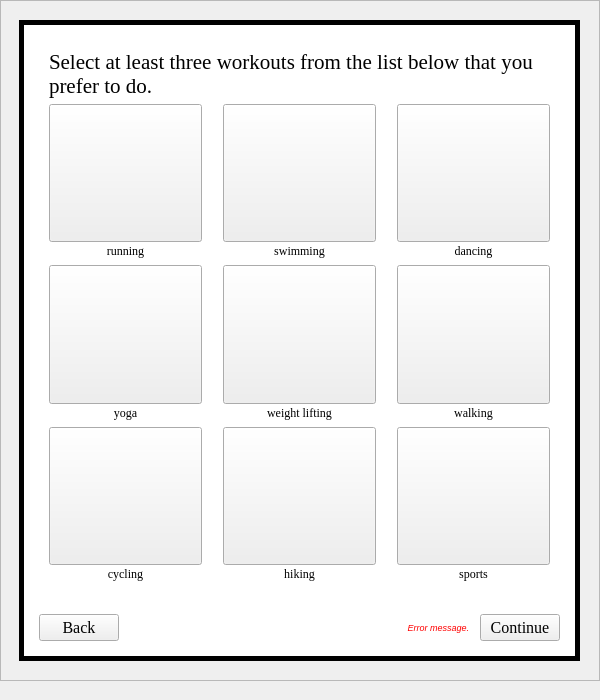
Raam0/ece4574Project, file lssdapplication.ui: the form before one commit.
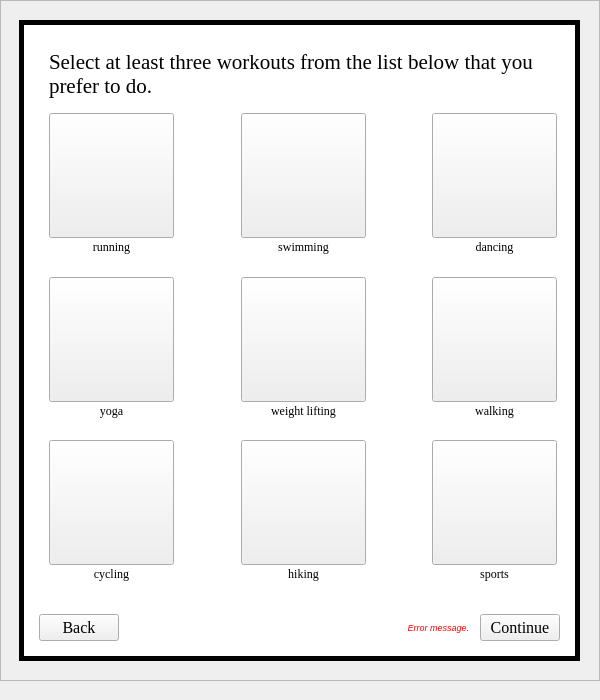
The form after the commit. The open tabs and pages were chosen to show the change.

```diff
--- a/lssdapplication.ui
+++ b/lssdapplication.ui
@@ -1531,11 +1531,14 @@
             <rect>
              <x>10</x>
              <y>10</y>
-             <width>501</width>
+             <width>508</width>
              <height>541</height>
             </rect>
            </property>
            <layout class="QVBoxLayout" name="workoutprefslayout">
+            <property name="spacing">
+             <number>15</number>
+            </property>
             <property name="sizeConstraint">
              <enum>QLayout::SetDefaultConstraint</enum>
             </property>
@@ -1579,7 +1582,7 @@
                  <enum>Qt::Vertical</enum>
                 </property>
                 <property name="sizeType">
-                 <enum>QSizePolicy::Fixed</enum>
+                 <enum>QSizePolicy::MinimumExpanding</enum>
                 </property>
                 <property name="sizeHint" stdset="0">
                  <size>
@@ -1595,7 +1598,7 @@
                  <enum>Qt::Horizontal</enum>
                 </property>
                 <property name="sizeType">
-                 <enum>QSizePolicy::Fixed</enum>
+                 <enum>QSizePolicy::MinimumExpanding</enum>
                 </property>
                 <property name="sizeHint" stdset="0">
                  <size>
@@ -1611,7 +1614,7 @@
                  <enum>Qt::Vertical</enum>
                 </property>
                 <property name="sizeType">
-                 <enum>QSizePolicy::Fixed</enum>
+                 <enum>QSizePolicy::MinimumExpanding</enum>
                 </property>
                 <property name="sizeHint" stdset="0">
                  <size>
@@ -1643,7 +1646,7 @@
                  <enum>Qt::Vertical</enum>
                 </property>
                 <property name="sizeType">
-                 <enum>QSizePolicy::Fixed</enum>
+                 <enum>QSizePolicy::MinimumExpanding</enum>
                 </property>
                 <property name="sizeHint" stdset="0">
                  <size>
@@ -1661,6 +1664,18 @@
                   <verstretch>0</verstretch>
                  </sizepolicy>
                 </property>
+                <property name="minimumSize">
+                 <size>
+                  <width>125</width>
+                  <height>125</height>
+                 </size>
+                </property>
+                <property name="maximumSize">
+                 <size>
+                  <width>125</width>
+                  <height>125</height>
+                 </size>
+                </property>
                 <property name="text">
                  <string/>
                 </property>
@@ -1683,6 +1698,18 @@
                   <verstretch>0</verstretch>
                  </sizepolicy>
                 </property>
+                <property name="minimumSize">
+                 <size>
+                  <width>125</width>
+                  <height>125</height>
+                 </size>
+                </property>
+                <property name="maximumSize">
+                 <size>
+                  <width>125</width>
+                  <height>125</height>
+                 </size>
+                </property>
                 <property name="text">
                  <string/>
                 </property>
@@ -1705,6 +1732,18 @@
                   <verstretch>0</verstretch>
                  </sizepolicy>
                 </property>
+                <property name="minimumSize">
+                 <size>
+                  <width>125</width>
+                  <height>125</height>
+                 </size>
+                </property>
+                <property name="maximumSize">
+                 <size>
+                  <width>125</width>
+                  <height>125</height>
+                 </size>
+                </property>
                 <property name="text">
                  <string/>
                 </property>
@@ -1759,6 +1798,18 @@
                   <verstretch>0</verstretch>
                  </sizepolicy>
                 </property>
+                <property name="minimumSize">
+                 <size>
+                  <width>125</width>
+                  <height>125</height>
+                 </size>
+                </property>
+                <property name="maximumSize">
+                 <size>
+                  <width>125</width>
+                  <height>125</height>
+                 </size>
+                </property>
                 <property name="text">
                  <string/>
                 </property>
@@ -1779,7 +1830,7 @@
                  <enum>Qt::Vertical</enum>
                 </property>
                 <property name="sizeType">
-                 <enum>QSizePolicy::Fixed</enum>
+                 <enum>QSizePolicy::MinimumExpanding</enum>
                 </property>
                 <property name="sizeHint" stdset="0">
                  <size>
@@ -1797,6 +1848,18 @@
                   <verstretch>0</verstretch>
                  </sizepolicy>
                 </property>
+                <property name="minimumSize">
+                 <size>
+                  <width>125</width>
+                  <height>125</height>
+                 </size>
+                </property>
+                <property name="maximumSize">
+                 <size>
+                  <width>125</width>
+                  <height>125</height>
+                 </size>
+                </property>
                 <property name="text">
                  <string/>
                 </property>
@@ -1817,7 +1880,7 @@
                  <enum>Qt::Horizontal</enum>
                 </property>
                 <property name="sizeType">
-                 <enum>QSizePolicy::Fixed</enum>
+                 <enum>QSizePolicy::MinimumExpanding</enum>
                 </property>
                 <property name="sizeHint" stdset="0">
                  <size>
@@ -1835,6 +1898,18 @@
                   <verstretch>0</verstretch>
                  </sizepolicy>
                 </property>
+                <property name="minimumSize">
+                 <size>
+                  <width>125</width>
+                  <height>125</height>
+                 </size>
+                </property>
+                <property name="maximumSize">
+                 <size>
+                  <width>125</width>
+                  <height>125</height>
+                 </size>
+                </property>
                 <property name="text">
                  <string/>
                 </property>
@@ -1857,6 +1932,18 @@
                   <verstretch>0</verstretch>
                  </sizepolicy>
                 </property>
+                <property name="minimumSize">
+                 <size>
+                  <width>125</width>
+                  <height>125</height>
+                 </size>
+                </property>
+                <property name="maximumSize">
+                 <size>
+                  <width>125</width>
+                  <height>125</height>
+                 </size>
+                </property>
                 <property name="text">
                  <string/>
                 </property>
@@ -1895,13 +1982,25 @@
                   <verstretch>0</verstretch>
                  </sizepolicy>
                 </property>
+                <property name="minimumSize">
+                 <size>
+                  <width>125</width>
+                  <height>125</height>
+                 </size>
+                </property>
+                <property name="maximumSize">
+                 <size>
+                  <width>125</width>
+                  <height>125</height>
+                 </size>
+                </property>
                 <property name="text">
                  <string/>
                 </property>
                 <property name="iconSize">
                  <size>
-                  <width>95</width>
-                  <height>95</height>
+                  <width>100</width>
+                  <height>100</height>
                  </size>
                 </property>
                 <property name="checkable">
@@ -1925,22 +2024,6 @@
                 </property>
                </widget>
               </item>
-              <item row="0" column="1">
-               <spacer name="hspacer13w">
-                <property name="orientation">
-                 <enum>Qt::Horizontal</enum>
-                </property>
-                <property name="sizeType">
-                 <enum>QSizePolicy::Fixed</enum>
-                </property>
-                <property name="sizeHint" stdset="0">
-                 <size>
-                  <width>15</width>
-                  <height>20</height>
-                 </size>
-                </property>
-               </spacer>
-              </item>
               <item row="4" column="0">
                <widget class="QLabel" name="yogalabel">
                 <property name="font">
@@ -1965,6 +2048,18 @@
                   <verstretch>0</verstretch>
                  </sizepolicy>
                 </property>
+                <property name="minimumSize">
+                 <size>
+                  <width>125</width>
+                  <height>125</height>
+                 </size>
+                </property>
+                <property name="maximumSize">
+                 <size>
+                  <width>125</width>
+                  <height>125</height>
+                 </size>
+                </property>
                 <property name="text">
                  <string/>
                 </property>
@@ -1979,29 +2074,13 @@
                 </property>
                </widget>
               </item>
-              <item row="0" column="3">
-               <spacer name="hspacer23w">
-                <property name="orientation">
-                 <enum>Qt::Horizontal</enum>
-                </property>
-                <property name="sizeType">
-                 <enum>QSizePolicy::Fixed</enum>
-                </property>
-                <property name="sizeHint" stdset="0">
-                 <size>
-                  <width>15</width>
-                  <height>20</height>
-                 </size>
-                </property>
-               </spacer>
-              </item>
               <item row="3" column="3">
                <spacer name="hspacer22w">
                 <property name="orientation">
                  <enum>Qt::Horizontal</enum>
                 </property>
                 <property name="sizeType">
-                 <enum>QSizePolicy::Fixed</enum>
+                 <enum>QSizePolicy::MinimumExpanding</enum>
                 </property>
                 <property name="sizeHint" stdset="0">
                  <size>
@@ -2017,7 +2096,7 @@
                  <enum>Qt::Horizontal</enum>
                 </property>
                 <property name="sizeType">
-                 <enum>QSizePolicy::Fixed</enum>
+                 <enum>QSizePolicy::MinimumExpanding</enum>
                 </property>
                 <property name="sizeHint" stdset="0">
                  <size>
@@ -2033,7 +2112,7 @@
                  <enum>Qt::Vertical</enum>
                 </property>
                 <property name="sizeType">
-                 <enum>QSizePolicy::Fixed</enum>
+                 <enum>QSizePolicy::MinimumExpanding</enum>
                 </property>
                 <property name="sizeHint" stdset="0">
                  <size>
@@ -2049,7 +2128,7 @@
                  <enum>Qt::Vertical</enum>
                 </property>
                 <property name="sizeType">
-                 <enum>QSizePolicy::Fixed</enum>
+                 <enum>QSizePolicy::MinimumExpanding</enum>
                 </property>
                 <property name="sizeHint" stdset="0">
                  <size>
@@ -2107,6 +2186,38 @@
                 </property>
                </widget>
               </item>
+              <item row="0" column="3">
+               <spacer name="hspacer23w">
+                <property name="orientation">
+                 <enum>Qt::Horizontal</enum>
+                </property>
+                <property name="sizeType">
+                 <enum>QSizePolicy::MinimumExpanding</enum>
+                </property>
+                <property name="sizeHint" stdset="0">
+                 <size>
+                  <width>15</width>
+                  <height>20</height>
+                 </size>
+                </property>
+               </spacer>
+              </item>
+              <item row="0" column="1">
+               <spacer name="hspacer13w">
+                <property name="orientation">
+                 <enum>Qt::Horizontal</enum>
+                </property>
+                <property name="sizeType">
+                 <enum>QSizePolicy::MinimumExpanding</enum>
+                </property>
+                <property name="sizeHint" stdset="0">
+                 <size>
+                  <width>15</width>
+                  <height>20</height>
+                 </size>
+                </property>
+               </spacer>
+              </item>
              </layout>
             </item>
            </layout>
```
Left out of the diff: 119 changed lines with no effect on the pictures.
